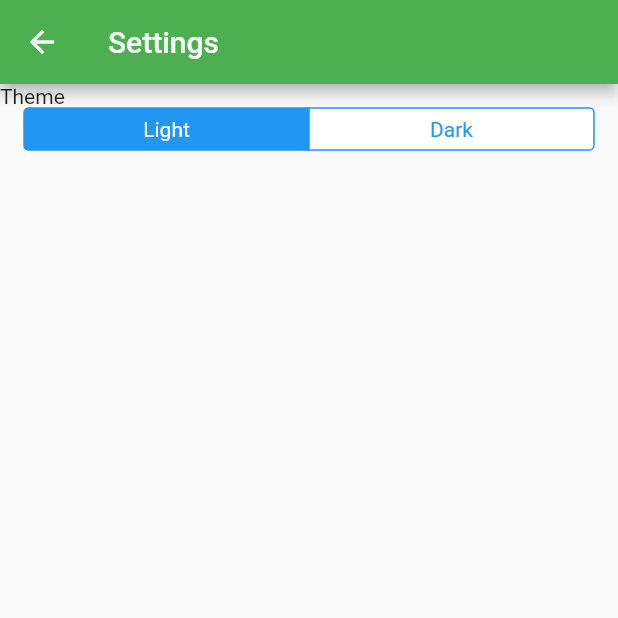
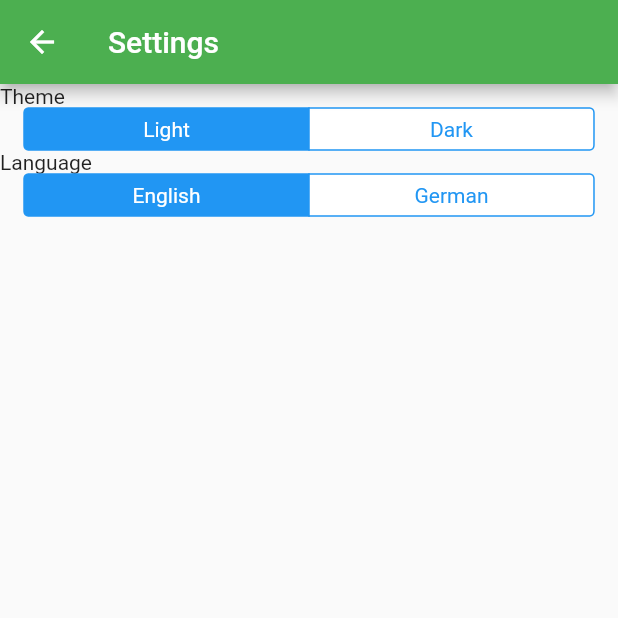
Before and after one commit to bauerjakob/botsta-app, a Flutter app: the screen it shows after launch, after a tap on the "settings" icon, on a phone screen of 412 x 824 dp, the top half of it. Run offline on Flutter 3.47's test engine with Material 2 defaults, Android fonts, the light colour scheme and no system bars; our stand-ins replace bloc, equatable, fluro, flutter_bloc, flutter_secure_storage, get_it and 2 more.

Commit message:
Switch language in settings screen

```diff
--- a/assets/i18n/en.json
+++ b/assets/i18n/en.json
@@ -1,9 +1,21 @@
 {
-    "title": "Botsta",
+    "HOME": {
+        "title": "Botsta"
+    },
     "CHAT": {
         "hintText": "Type message here"
     },
     "SETTINGS": {
-        "title": "Settings"
+        "title": "Settings",
+        "localization": {
+            "title": "Language",
+            "english": "English",
+            "german": "German"
+        },
+        "theme": {
+            "title": "Theme",
+            "light": "Light",
+            "dark": "Dark"
+        }
     }
 }
--- a/lib/config/lang/app_language.dart
+++ /dev/null
@@ -1,42 +0,0 @@
-import 'package:botsta_app/constants/app_constants.dart';
-import 'package:botsta_app/services/local_storage_service.dart';
-import 'package:flutter/material.dart';
-import 'package:botsta_app/startup.dart';
-
-import 'app_localizations.dart';
-
-class AppLanguage extends ChangeNotifier {
-  Locale _appLocale = Locale(AppConstants.LANGCODE_DEFAULT);
-  Future<LocalStorageService> get  _localStorageService async => await getIt.getAsync<LocalStorageService>();
-
-  Locale get appLocal => _appLocale;
-
-
-  Future<Locale?> fetchLocale() async {
-    var lsService = await _localStorageService;
-    var langCode = lsService.langCode;
-    if (langCode == null) {
-      _appLocale = Locale(AppConstants.LANGCODE_DEFAULT);
-    } else {
-      _appLocale = Locale(langCode);
-    }
-    return _appLocale;
-  }
-
-
-  void changeLanguage(Locale type) async {
-    var lsService = await _localStorageService;
-
-    if (_appLocale == type) {
-      return;
-    }
-    var locale = AppLocalizations.supportedLocales
-      .firstWhere((l) => type == l, orElse: null);
-
-    if (locale != null) {
-      _appLocale = locale;
-      lsService.langCode = locale.languageCode;
-      notifyListeners();
-    }
-  }
-}
--- /dev/null
+++ b/lib/config/lang/bloc/localization_bloc.dart
@@ -0,0 +1,37 @@
+import 'dart:async';
+
+import 'package:bloc/bloc.dart';
+import 'package:botsta_app/constants/constants.dart';
+import 'package:botsta_app/services/local_storage_service.dart';
+import 'package:botsta_app/startup.dart';
+import 'package:equatable/equatable.dart';
+import 'package:flutter/material.dart';
+
+import '../app_localizations.dart';
+
+part 'localization_event.dart';
+part 'localization_state.dart';
+
+class LocalizationBloc extends Bloc<LocalizationEvent, LocalizationState> {
+  LocalizationBloc() : super(LocalizationInitial());
+
+  @override
+  Stream<LocalizationState> mapEventToState(
+    LocalizationEvent event,
+  ) async* {
+    var lsService =  await getIt.getAsync<LocalStorageService>();
+
+    if (event is InitialLocalizationEvent) {
+      var langCode = lsService.langCode;
+      var locale = Locale(langCode == null ? AppConstants.LANGCODE_DEFAULT : langCode);
+      lsService.langCode = locale.languageCode;
+      yield LocalizationState(locale);
+    }
+    else if (event is UpdateLocalizationEvent) {
+      var locale = AppLocalizations.supportedLocales
+      .firstWhere((l) => event.locale == l, orElse: () => Locale(AppConstants.LANGCODE_DEFAULT));
+      lsService.langCode = locale.toString();
+      yield LocalizationState(locale);
+    }
+  }
+}
--- /dev/null
+++ b/lib/config/lang/bloc/localization_event.dart
@@ -0,0 +1,17 @@
+part of 'localization_bloc.dart';
+
+abstract class LocalizationEvent extends Equatable {
+  const LocalizationEvent();
+
+  @override
+  List<Object> get props => [];
+}
+
+class InitialLocalizationEvent extends LocalizationEvent {
+
+}
+
+class UpdateLocalizationEvent extends LocalizationEvent {
+  final Locale locale;
+  const UpdateLocalizationEvent(this.locale);
+}
--- /dev/null
+++ b/lib/config/lang/bloc/localization_state.dart
@@ -0,0 +1,13 @@
+part of 'localization_bloc.dart';
+
+class LocalizationState extends Equatable {
+  final Locale locale;
+  const LocalizationState(this.locale);
+
+  @override
+  List<Object> get props => [locale];
+}
+
+class LocalizationInitial extends LocalizationState {
+  LocalizationInitial(): super(Locale(AppConstants.LANGCODE_DEFAULT));
+}
--- a/lib/main.dart
+++ b/lib/main.dart
@@ -1,5 +1,5 @@
-import 'package:botsta_app/config/lang/app_language.dart';
 import 'package:botsta_app/config/lang/app_localizations.dart';
+import 'package:botsta_app/config/lang/bloc/localization_bloc.dart';
 import 'package:botsta_app/config/routes/routes_config.dart';
 import 'package:botsta_app/config/themes/bloc/theme_bloc.dart';
 import 'package:botsta_app/startup.dart';
@@ -15,92 +15,39 @@ import 'config/themes/bloc/theme_state.dart';
 Future<void> main() async {
   configureServices();
   WidgetsFlutterBinding.ensureInitialized();
-  var appLanguage = AppLanguage();
-  await appLanguage.fetchLocale();
-  runApp(MyApp(appLanguage: appLanguage));
+  runApp(MyApp());
 }
 
 class MyApp extends StatelessWidget {
-  final AppLanguage appLanguage;
-
-  MyApp({required this.appLanguage});
+  MyApp();
 
   @override
   Widget build(BuildContext context) {
-    return ChangeNotifierProvider<AppLanguage>(
-      create: (_) => appLanguage,
-      child: Consumer<AppLanguage>(
-        builder: (context, model, child) {
-          return BlocProvider<ThemeBloc>(
-            create: (context) => ThemeBloc()..add(ThemeEventInitial()),
-            child: BlocBuilder<ThemeBloc, ThemeState>(
-              builder: (context, state) {
+    return MultiBlocProvider(
+      providers: [
+        BlocProvider<ThemeBloc>(
+            create: (context) => ThemeBloc()..add(ThemeEventInitial())),
+        BlocProvider<LocalizationBloc>(
+            create: (context) =>
+                LocalizationBloc()..add(InitialLocalizationEvent())),
+      ],
+      child: BlocBuilder<LocalizationBloc, LocalizationState>(
+        builder: (context, langState) {
+          return BlocBuilder<ThemeBloc, ThemeState>(
+            builder: (context, themeState) {
               return MaterialApp(
-                  locale: model.appLocal,
+                locale: langState.locale,
                 supportedLocales: AppLocalizations.supportedLocales,
-                  localizationsDelegates:
-                      AppLocalizations.localizationsDelegates,
+                localizationsDelegates: AppLocalizations.localizationsDelegates,
                 title: 'Botsta',
                 debugShowCheckedModeBanner: false,
-                  theme: state.themeData,
+                theme: themeState.themeData,
                 onGenerateRoute: RoutesConfig.ROUTER.generator,
               );
             },
-            ),
           );
         },
       ),
     );
   }
 }
-
-class MyHomePage extends StatefulWidget {
-  MyHomePage({Key? key}) : super(key: key);
-
-  @override
-  _MyHomePageState createState() => _MyHomePageState();
-}
-
-class _MyHomePageState extends State<MyHomePage> {
-  int _counter = 0;
-
-  void _incrementCounter() {
-    setState(() {
-      _counter++;
-    });
-  }
-
-  @override
-  Widget build(BuildContext context) {
-    var appLanguage = Provider.of<AppLanguage>(context);
-    appLanguage.changeLanguage(Locale('en'));
-
-    return Scaffold(
-      appBar: AppBar(
-        title: Text(context.translate('title')),
-      ),
-      body: Center(
-        child: Column(
-          mainAxisAlignment: MainAxisAlignment.center,
-          children: <Widget>[
-            Text(
-              context.translate('title'),
-            ),
-            Text(
-              '$_counter',
-              style: Theme.of(context).textTheme.headline4,
-            ),
-          ],
-        ),
-      ),
-      floatingActionButton: FloatingActionButton(
-        onPressed: () {
-          context.read<ThemeBloc>().add(ThemeEventUpdate(theme: AppTheme.Dark));
-          _incrementCounter();
-        },
-        tooltip: 'Increment',
-        child: Icon(Icons.add),
-      ),
-    );
-  }
-}
--- a/lib/screens/home/home_screen.dart
+++ b/lib/screens/home/home_screen.dart
@@ -12,7 +12,7 @@ class HomeScreen extends StatelessWidget {
       create: (context) => GraphqlBloc(),
       child: Scaffold(
         appBar: AppBar(
-          title: Text(context.translate('title')),
+          title: Text(context.translate('HOME.title')),
           actions: [
             IconButton(
               icon: Icon(Icons.settings),
@@ -37,6 +37,7 @@ class HomeScreen extends StatelessWidget {
           },
         ),
         floatingActionButton: FloatingActionButton(
+          child: Icon(Icons.add),
           onPressed: () {},
           tooltip: 'Add contact',
         ),
--- a/lib/screens/settings/settings_screen.dart
+++ b/lib/screens/settings/settings_screen.dart
@@ -1,4 +1,6 @@
+import 'package:botsta_app/config/lang/bloc/localization_bloc.dart';
 import 'package:botsta_app/config/themes/themes.dart';
+import 'package:botsta_app/constants/app_constants.dart';
 import 'package:flutter/cupertino.dart';
 import 'package:flutter/material.dart';
 import 'package:botsta_app/utils/extentions/context_extentions.dart';
@@ -14,13 +16,13 @@ class SettingsScreen extends StatelessWidget {
       body: Container(
         child: ListView(
           children: [
-            Text('Theme'),
+            Text(context.translate('SETTINGS.theme.title')),
             BlocBuilder<ThemeBloc, ThemeState>(
               builder: (context, state) {
                 return CupertinoSegmentedControl(
                   children: {
-                    AppTheme.Light: Text('Light'),
-                    AppTheme.Dark: Text('Dark')
+                    AppTheme.Light: Text(context.translate('SETTINGS.theme.light')),
+                    AppTheme.Dark: Text(context.translate('SETTINGS.theme.dark'))
                   },
                   onValueChanged: (obj) {
                     context.read<ThemeBloc>().add(new ThemeEventUpdate(theme: obj as AppTheme));
@@ -28,7 +30,22 @@ class SettingsScreen extends StatelessWidget {
                   groupValue: state.appTheme,
                 );
               },
-            )
+            ),
+            Text(context.translate('SETTINGS.localization.title')),
+            BlocBuilder<LocalizationBloc, LocalizationState>(
+              builder: (context, state) {
+                return CupertinoSegmentedControl(
+                  children: {
+                    AppConstants.LANGCODE_EN: Text(context.translate('SETTINGS.localization.english')),
+                    AppConstants.LANGCODE_DE: Text(context.translate('SETTINGS.localization.german'))
+                  },
+                  onValueChanged: (obj) {
+                    context.read<LocalizationBloc>().add(new UpdateLocalizationEvent(Locale(obj as String)));
+                  },
+                  groupValue: state.locale.languageCode,
+                );
+              },
+            ),
           ],
         ),
       ),
```
Also changed, not shown: assets/i18n/de.json (+19 -1 lines). Lines whose indentation alone changed are shown as unchanged.
